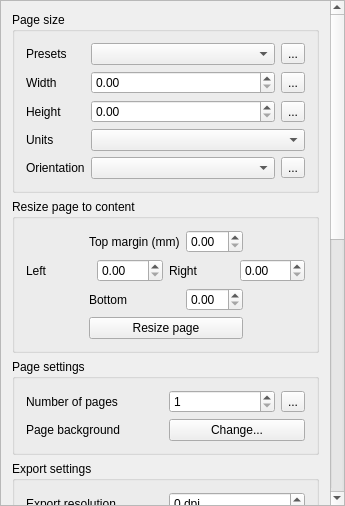
Old version of the form src/ui/composer/qgscompositionwidgetbase.ui in the repository qgis/QGIS.
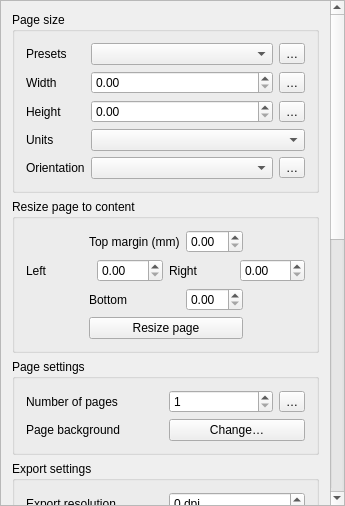
New version of the form. Custom widgets are drawn as their Qt base class.

Patch:
```diff
--- a/src/ui/composer/qgscompositionwidgetbase.ui
+++ b/src/ui/composer/qgscompositionwidgetbase.ui
@@ -166,7 +166,7 @@
             <item>
              <widget class="QgsDataDefinedButton" name="mPaperHeightDDBtn">
               <property name="text">
-               <string>...</string>
+               <string>…</string>
               </property>
              </widget>
             </item>
@@ -199,7 +199,7 @@
             <item>
              <widget class="QgsDataDefinedButton" name="mPaperWidthDDBtn">
               <property name="text">
-               <string>...</string>
+               <string>…</string>
               </property>
              </widget>
             </item>
@@ -223,7 +223,7 @@
             <item>
              <widget class="QgsDataDefinedButton" name="mPaperSizeDDBtn">
               <property name="text">
-               <string>...</string>
+               <string>…</string>
               </property>
              </widget>
             </item>
@@ -257,7 +257,7 @@
             <item>
              <widget class="QgsDataDefinedButton" name="mPaperOrientationDDBtn">
               <property name="text">
-               <string>...</string>
+               <string>…</string>
               </property>
              </widget>
             </item>
@@ -403,7 +403,7 @@
             <item>
              <widget class="QgsDataDefinedButton" name="mNumPagesDDBtn">
               <property name="text">
-               <string>...</string>
+               <string>…</string>
               </property>
              </widget>
             </item>
@@ -419,7 +419,7 @@
           <item row="1" column="1">
            <widget class="QPushButton" name="mPageStyleButton">
             <property name="text">
-             <string>Change...</string>
+             <string>Change…</string>
             </property>
            </widget>
           </item>
```
